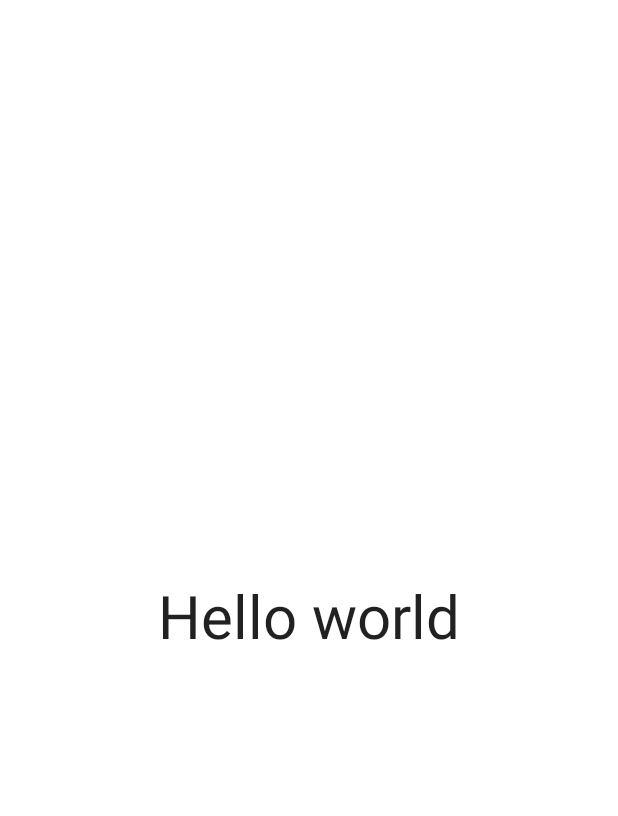
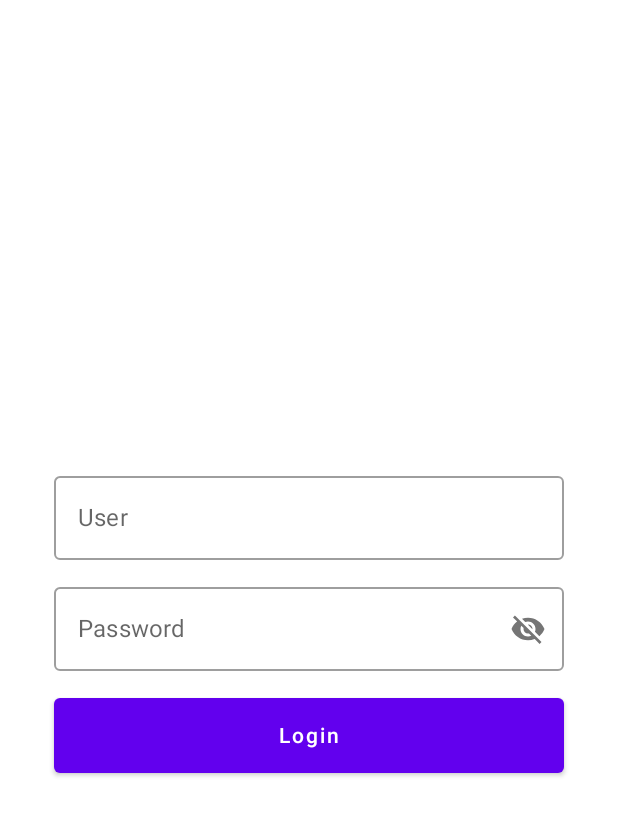
Before and after one commit to VegardAaberge/MyPlaygroup, an Android app built with Jetpack Compose: the composable LoginScreen shown on its own in the app's theme, on a phone screen of 412 x 824 dp. Shown: the top 816 px of the screen. Run offline under Robolectric (Android 15) with nearby library versions, the phone set to English and light mode, and no system bars; our stand-ins replace Dagger/Hilt's generated code; libraries missing offline, so code that uses them is left out: com.ramcosta.composedestinations; 1 statement that could not run was skipped.

Commit message:
Implement the text fields and buttons in the login screen

```diff
--- a/app/src/main/java/com/myplaygroup/app/feature_login/data/repository/LoginRepositoryImpl.kt
+++ b/app/src/main/java/com/myplaygroup/app/feature_login/data/repository/LoginRepositoryImpl.kt
@@ -4,6 +4,6 @@
 
 class LoginRepositoryImpl : LoginRepository {
     override suspend fun authenticate(user: String, password: String) {
-        TODO("Not yet implemented")
+
     }
 }
--- /dev/null
+++ b/app/src/main/java/com/myplaygroup/app/feature_login/presentation/login/LoginEvent.kt
@@ -0,0 +1,7 @@
+package com.myplaygroup.app.feature_login.presentation.login
+
+sealed class LoginEvent{
+    data class EnteredUsername(val user: String) : LoginEvent()
+    data class EnteredPassword(val password: String) : LoginEvent()
+    object LoginTapped : LoginEvent()
+}
--- a/app/src/main/java/com/myplaygroup/app/feature_login/presentation/login/LoginScreen.kt
+++ b/app/src/main/java/com/myplaygroup/app/feature_login/presentation/login/LoginScreen.kt
@@ -1,17 +1,14 @@
 package com.myplaygroup.app.feature_login.presentation.login
 
-import androidx.compose.foundation.layout.Box
-import androidx.compose.foundation.layout.fillMaxSize
-import androidx.compose.foundation.layout.fillMaxWidth
-import androidx.compose.material.Text
-import androidx.compose.runtime.Composable
+import androidx.compose.foundation.layout.*
+import androidx.compose.material.*
+import androidx.compose.runtime.*
 import androidx.compose.ui.Alignment
 import androidx.compose.ui.Modifier
-import androidx.compose.ui.res.stringResource
-import androidx.compose.ui.text.style.TextAlign
-import androidx.compose.ui.unit.sp
+import androidx.compose.ui.unit.dp
 import androidx.hilt.navigation.compose.hiltViewModel
-import com.myplaygroup.app.R
+import com.myplaygroup.app.feature_login.presentation.login.components.LoginButton
+import com.myplaygroup.app.feature_login.presentation.login.components.LoginTextFields
 import com.ramcosta.composedestinations.annotation.Destination
 import com.ramcosta.composedestinations.navigation.DestinationsNavigator
 
@@ -21,15 +18,27 @@
     navigator: DestinationsNavigator,
     viewModel: LoginViewModel = hiltViewModel()
 ) {
-    Box(
+    Column(
+        verticalArrangement = Arrangement.Center,
+        horizontalAlignment = Alignment.CenterHorizontally,
         modifier = Modifier
             .fillMaxSize()
     ) {
-        Text(
-            text = stringResource(id = R.string.hello_world),
-            fontSize = 40.sp,
+        LoginTextFields(
+            user = viewModel.user.value,
+            password = viewModel.password.value,
+            onUserChange = {
+                viewModel.onEvent(LoginEvent.EnteredUsername(it))
+            },
+            onPasswordChange = {
+                viewModel.onEvent(LoginEvent.EnteredPassword(it))
+            },
             modifier = Modifier
-                .align(Alignment.Center)
         )
+        Spacer(modifier = Modifier.height(18.dp))
+
+        LoginButton(loginEvent = {
+            viewModel.onEvent(LoginEvent.LoginTapped)
+        })
     }
 }
--- a/app/src/main/java/com/myplaygroup/app/feature_login/presentation/login/LoginViewModel.kt
+++ b/app/src/main/java/com/myplaygroup/app/feature_login/presentation/login/LoginViewModel.kt
@@ -1,13 +1,39 @@
 package com.myplaygroup.app.feature_login.presentation.login
 
+import androidx.compose.runtime.State
+import androidx.compose.runtime.mutableStateOf
+import androidx.compose.runtime.rememberCoroutineScope
 import androidx.lifecycle.ViewModel
+import androidx.lifecycle.viewModelScope
 import com.myplaygroup.app.feature_login.domain.use_case.LoginUseCases
 import dagger.hilt.android.lifecycle.HiltViewModel
+import kotlinx.coroutines.launch
 import javax.inject.Inject
 
 @HiltViewModel
 class LoginViewModel @Inject constructor(
     private val loginUseCases: LoginUseCases
 ) : ViewModel() {
-    val loginMessage = "Login Screen from\n LoginViewModel"
+
+    private val _user = mutableStateOf<String>("")
+    val user: State<String> = _user
+
+    private val _password = mutableStateOf<String>("")
+    val password: State<String> = _password
+
+    fun onEvent(event: LoginEvent){
+        when(event){
+            is LoginEvent.EnteredUsername -> {
+                _user.value = event.user
+            }
+            is LoginEvent.EnteredPassword -> {
+                _password.value = event.password
+            }
+            is LoginEvent.LoginTapped -> {
+                viewModelScope.launch {
+                    loginUseCases.authenticate(_user.value, _password.value)
+                }
+            }
+        }
+    }
 }
--- /dev/null
+++ b/app/src/main/java/com/myplaygroup/app/feature_login/presentation/login/components/LoginButton.kt
@@ -0,0 +1,34 @@
+package com.myplaygroup.app.feature_login.presentation.login.components
+
+import androidx.compose.foundation.layout.fillMaxWidth
+import androidx.compose.foundation.layout.height
+import androidx.compose.foundation.layout.padding
+import androidx.compose.foundation.layout.width
+import androidx.compose.material.Button
+import androidx.compose.material.Text
+import androidx.compose.runtime.Composable
+import androidx.compose.ui.Modifier
+import androidx.compose.ui.res.stringResource
+import androidx.compose.ui.unit.Dp
+import androidx.compose.ui.unit.dp
+import com.myplaygroup.app.R
+
+@Composable
+fun LoginButton(
+    loginEvent: () -> Unit,
+    btnHeight: Dp = 50.dp,
+    btnWidth: Dp = 400.dp,
+    btnHorizontalPadding: Dp = 30.dp,
+    modifier: Modifier = Modifier
+) {
+    Button(
+        onClick = loginEvent,
+        modifier = modifier
+            .width(btnWidth)
+            .height(btnHeight)
+            .padding(horizontal = btnHorizontalPadding)
+    )
+    {
+        Text(text = stringResource(id = R.string.button_login))
+    }
+}
--- /dev/null
+++ b/app/src/main/java/com/myplaygroup/app/feature_login/presentation/login/components/LoginTextFields.kt
@@ -0,0 +1,76 @@
+package com.myplaygroup.app.feature_login.presentation.login.components
+
+import androidx.compose.foundation.layout.*
+import androidx.compose.foundation.text.KeyboardOptions
+import androidx.compose.material.Icon
+import androidx.compose.material.IconButton
+import androidx.compose.material.OutlinedTextField
+import androidx.compose.material.Text
+import androidx.compose.runtime.Composable
+import androidx.compose.runtime.getValue
+import androidx.compose.runtime.mutableStateOf
+import androidx.compose.runtime.saveable.rememberSaveable
+import androidx.compose.runtime.setValue
+import androidx.compose.ui.Modifier
+import androidx.compose.ui.res.painterResource
+import androidx.compose.ui.res.stringResource
+import androidx.compose.ui.text.input.KeyboardType
+import androidx.compose.ui.text.input.PasswordVisualTransformation
+import androidx.compose.ui.text.input.VisualTransformation
+import androidx.compose.ui.unit.Dp
+import androidx.compose.ui.unit.dp
+import com.myplaygroup.app.R
+import com.myplaygroup.app.feature_login.presentation.login.LoginEvent
+
+@Composable
+fun LoginTextFields(
+    user: String,
+    password: String,
+    onUserChange: (String) -> Unit,
+    onPasswordChange: (String) -> Unit,
+    textFieldWidth: Dp = 400.dp,
+    textFieldHorizontalPadding: Dp = 30.dp,
+    modifier: Modifier = Modifier,
+)
+{
+    var passwordVisible by rememberSaveable { mutableStateOf(false) }
+
+    OutlinedTextField(
+        value = user,
+        placeholder = { Text(text = stringResource(id = R.string.user_placeholder)) },
+        label = { Text(text = stringResource(id = R.string.user_label)) },
+        singleLine = true,
+        onValueChange = onUserChange,
+        modifier = modifier
+            .width(textFieldWidth)
+            .padding(horizontal = textFieldHorizontalPadding)
+    )
+    Spacer(modifier = Modifier.height(10.dp))
+    OutlinedTextField(
+        value = password,
+        placeholder = { Text(text = stringResource(id = R.string.password_placeholder)) },
+        label = { Text(text = stringResource(id = R.string.password_label)) },
+        singleLine = true,
+        visualTransformation = if(passwordVisible) VisualTransformation.None else PasswordVisualTransformation(),
+        keyboardOptions = KeyboardOptions(keyboardType = KeyboardType.Password),
+        onValueChange = onPasswordChange,
+        modifier = modifier
+            .width(textFieldWidth)
+            .padding(horizontal = textFieldHorizontalPadding),
+        trailingIcon = {
+            val image = if(passwordVisible)
+                painterResource(id = R.drawable.ic_visibility)
+            else
+                painterResource(id = R.drawable.ic_visibility_off)
+
+            val description = if (passwordVisible)
+                "Hide password"
+            else
+                "Show password"
+
+            IconButton(onClick = {passwordVisible = !passwordVisible}){
+                Icon(painter = image, description)
+            }
+        }
+    )
+}
--- /dev/null
+++ b/app/src/main/res/drawable-anydpi/ic_visibility.xml
@@ -0,0 +1,11 @@
+<vector xmlns:android="http://schemas.android.com/apk/res/android"
+    android:width="24dp"
+    android:height="24dp"
+    android:viewportWidth="24"
+    android:viewportHeight="24"
+    android:tint="#333333"
+    android:alpha="0.6">
+  <path
+      android:fillColor="@android:color/white"
+      android:pathData="M12,4.5C7,4.5 2.73,7.61 1,12c1.73,4.39 6,7.5 11,7.5s9.27,-3.11 11,-7.5c-1.73,-4.39 -6,-7.5 -11,-7.5zM12,17c-2.76,0 -5,-2.24 -5,-5s2.24,-5 5,-5 5,2.24 5,5 -2.24,5 -5,5zM12,9c-1.66,0 -3,1.34 -3,3s1.34,3 3,3 3,-1.34 3,-3 -1.34,-3 -3,-3z"/>
+</vector>
--- /dev/null
+++ b/app/src/main/res/drawable-anydpi/ic_visibility_off.xml
@@ -0,0 +1,11 @@
+<vector xmlns:android="http://schemas.android.com/apk/res/android"
+    android:width="24dp"
+    android:height="24dp"
+    android:viewportWidth="24"
+    android:viewportHeight="24"
+    android:tint="#333333"
+    android:alpha="0.6">
+  <path
+      android:fillColor="@android:color/white"
+      android:pathData="M12,7c2.76,0 5,2.24 5,5 0,0.65 -0.13,1.26 -0.36,1.83l2.92,2.92c1.51,-1.26 2.7,-2.89 3.43,-4.75 -1.73,-4.39 -6,-7.5 -11,-7.5 -1.4,0 -2.74,0.25 -3.98,0.7l2.16,2.16C10.74,7.13 11.35,7 12,7zM2,4.27l2.28,2.28 0.46,0.46C3.08,8.3 1.78,10.02 1,12c1.73,4.39 6,7.5 11,7.5 1.55,0 3.03,-0.3 4.38,-0.84l0.42,0.42L19.73,22 21,20.73 3.27,3 2,4.27zM7.53,9.8l1.55,1.55c-0.05,0.21 -0.08,0.43 -0.08,0.65 0,1.66 1.34,3 3,3 0.22,0 0.44,-0.03 0.65,-0.08l1.55,1.55c-0.67,0.33 -1.41,0.53 -2.2,0.53 -2.76,0 -5,-2.24 -5,-5 0,-0.79 0.2,-1.53 0.53,-2.2zM11.84,9.02l3.15,3.15 0.02,-0.16c0,-1.66 -1.34,-3 -3,-3l-0.17,0.01z"/>
+</vector>
--- a/app/src/main/res/values/strings.xml
+++ b/app/src/main/res/values/strings.xml
@@ -1,4 +1,8 @@
 <resources>
     <string name="app_name">MyPlaygroup</string>
-    <string name="hello_world">Hello world</string>
+    <string name="user_label">User</string>
+    <string name="user_placeholder">Enter user</string>
+    <string name="password_label">Password</string>
+    <string name="password_placeholder">Enter password</string>
+    <string name="button_login">Login</string>
 </resources>
```
Also changed, not shown: app/src/main/res/drawable-hdpi/ic_visibility.png (added), app/src/main/res/drawable-hdpi/ic_visibility_off.png (added), app/src/main/res/drawable-mdpi/ic_visibility.png (added), app/src/main/res/drawable-mdpi/ic_visibility_off.png (added), app/src/main/res/drawable-xhdpi/ic_visibility.png (added), app/src/main/res/drawable-xhdpi/ic_visibility_off.png (added), app/src/main/res/drawable-xxhdpi/ic_visibility.png (added), app/src/main/res/drawable-xxhdpi/ic_visibility_off.png (added), 1 other file.
